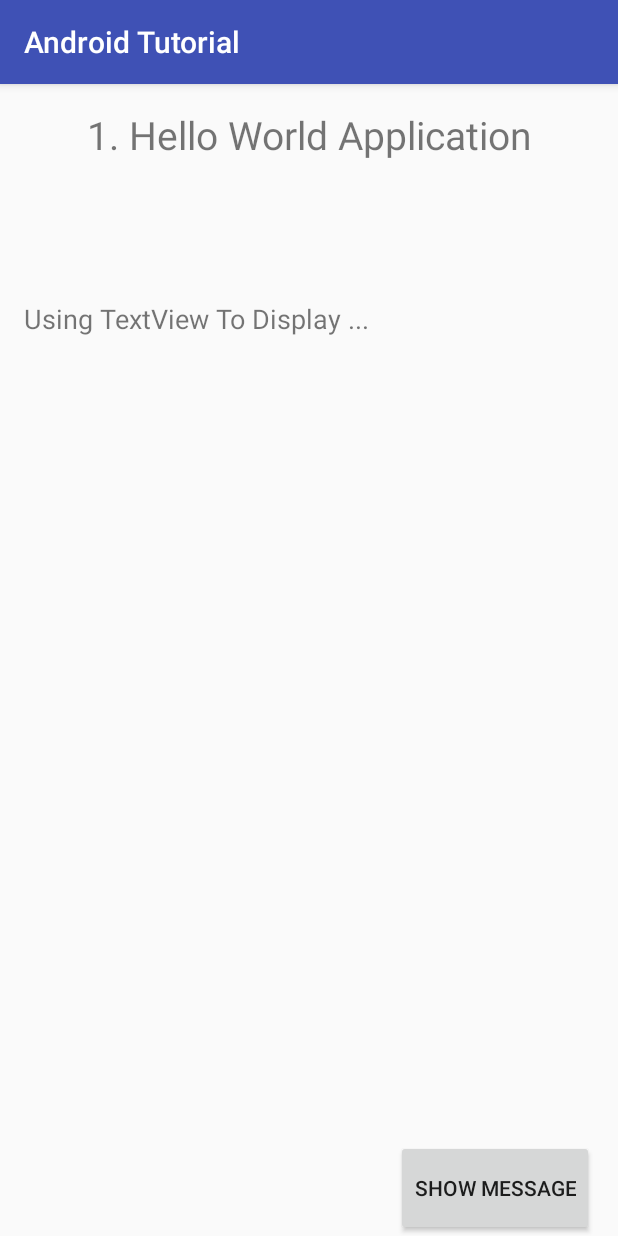
After one commit to Subrato92/Android_Tutorial, an Android app: the Unit01 screen opened directly, with no data from a screen before it, on a phone screen of 412 x 824 dp. The commit adds this screen. Run offline under Robolectric (Android 15) with nearby library versions, the phone set to English and light mode, and no system bars.

Commit message:
Activity_Unit01 successfully Executed , OK

```diff
--- a/app/src/main/AndroidManifest.xml
+++ b/app/src/main/AndroidManifest.xml
@@ -15,6 +15,7 @@
                 <category android:name="android.intent.category.LAUNCHER" />
             </intent-filter>
         </activity>
+        <activity android:name=".Unit01"></activity>
     </application>
 
 </manifest>
--- a/app/src/main/java/com/example/android/androidtutorial/IndexActivity.java
+++ b/app/src/main/java/com/example/android/androidtutorial/IndexActivity.java
@@ -1,7 +1,10 @@
 package com.example.android.androidtutorial;
 
+import android.content.Intent;
 import android.support.v7.app.AppCompatActivity;
 import android.os.Bundle;
+import android.view.View;
+import android.widget.Button;
 
 public class IndexActivity extends AppCompatActivity {
 
@@ -10,4 +13,19 @@ public class IndexActivity extends AppCompatActivity {
         super.onCreate(savedInstanceState);
         setContentView(R.layout.activity_index);
     }
+
+    public void toCourse(View view) {
+        String course;
+        Intent activity;
+        course = ((Button) view).getText().toString();
+
+        switch (course) {
+            case "1. Hello World Application":
+                activity = new Intent(this, Unit01.class);
+                startActivity(activity);
+                break;
+            default:
+                break;
+        }
+    }
 }
--- /dev/null
+++ b/app/src/main/java/com/example/android/androidtutorial/Unit01.java
@@ -0,0 +1,26 @@
+package com.example.android.androidtutorial;
+
+import android.support.v7.app.AppCompatActivity;
+import android.os.Bundle;
+import android.view.View;
+import android.widget.TextView;
+
+public class Unit01 extends AppCompatActivity {
+
+    String message;
+    TextView txtview;
+
+    @Override
+    protected void onCreate(Bundle savedInstanceState) {
+        super.onCreate(savedInstanceState);
+        setContentView(R.layout.activity_unit01);
+
+        txtview = (TextView) findViewById(R.id.unit01_tv_response);
+    }
+
+    public void show(View view){
+        message = "Hello World";
+        txtview.setTextSize(25);
+        txtview.setText(message);
+    }
+}
--- a/app/src/main/res/layout/activity_index.xml
+++ b/app/src/main/res/layout/activity_index.xml
@@ -11,7 +11,8 @@
         android:id="@+id/Unit_01"
         android:layout_width="match_parent"
         android:layout_height="wrap_content"
-        android:text="@string/ch01" />
+        android:text="@string/ch01"
+        android:onClick="toCourse"/>
 
     <Button
         android:id="@+id/Unit_02"
--- /dev/null
+++ b/app/src/main/res/layout/activity_unit01.xml
@@ -0,0 +1,47 @@
+<?xml version="1.0" encoding="utf-8"?>
+<LinearLayout xmlns:android="http://schemas.android.com/apk/res/android"
+    android:layout_width="match_parent"
+    android:layout_height="match_parent"
+    android:paddingLeft="16dp"
+    android:paddingRight="16dp"
+    android:orientation="vertical"
+    android:scrollbars="vertical">
+
+    <TextView
+        android:id="@+id/unit01_title"
+        android:layout_width="match_parent"
+        android:layout_height="0dp"
+        android:layout_weight="2"
+        android:textSize="26sp"
+        android:paddingTop="16dp"
+        android:paddingBottom="16dp"
+        android:textAlignment="center"
+        android:text="@string/ch01"/>
+
+    <TextView
+        android:id="@+id/unit01_tv_msg"
+        android:layout_width="match_parent"
+        android:layout_height="0dp"
+        android:layout_weight="1"
+        android:textSize="18sp"
+        android:paddingTop="16dp"
+        android:text="Using TextView To Display ..."/>
+
+    <TextView
+        android:id="@+id/unit01_tv_response"
+        android:layout_width="match_parent"
+        android:layout_height="0dp"
+        android:layout_weight="8"
+        android:gravity="center_vertical"
+        android:textAlignment="center" />
+
+    <Button
+        android:id="@+id/unit01_b1"
+        android:layout_width="wrap_content"
+        android:layout_height="0dp"
+        android:layout_weight="1"
+        android:layout_gravity="right"
+        android:text="Show Message"
+        android:onClick="show" />
+
+</LinearLayout>
--- a/app/src/main/res/values/strings.xml
+++ b/app/src/main/res/values/strings.xml
@@ -1,5 +1,6 @@
 <resources>
-    <string name="app_name">HelloWorld</string>
+    <string name="app_name">Android Tutorial</string>
+
     <string name="ch01">1. Hello World Application</string>
     <string name="ch02">2. Working With Multiple Activities</string>
     <string name="ch03">3. Create Simple User Interface</string>
```
